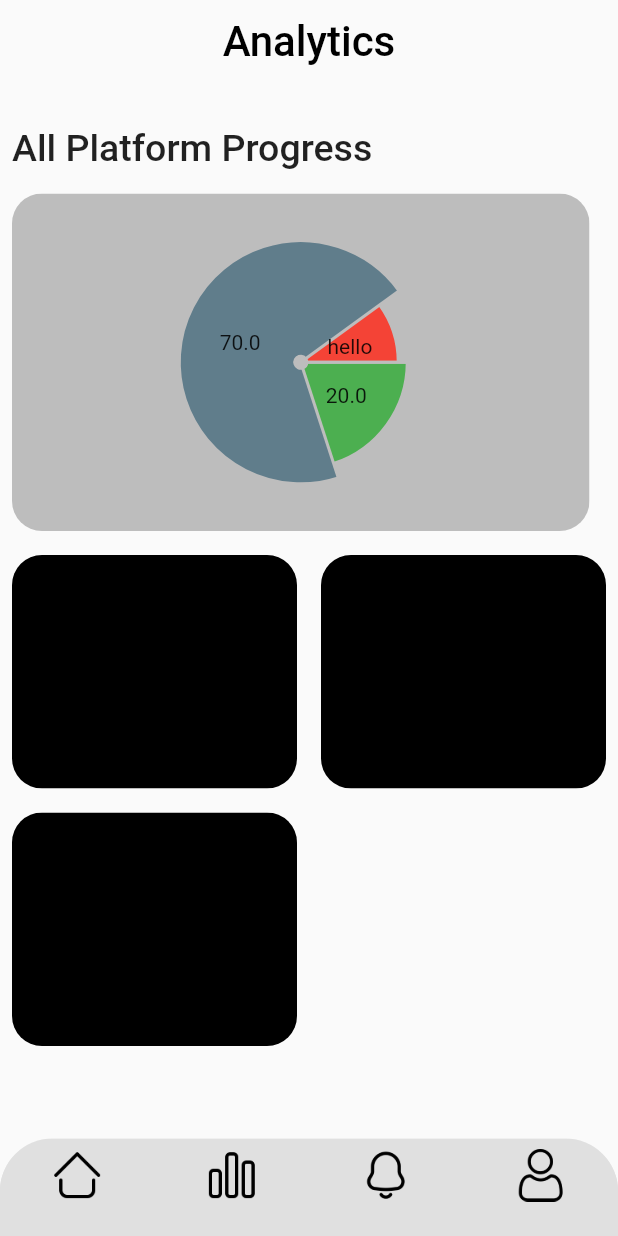
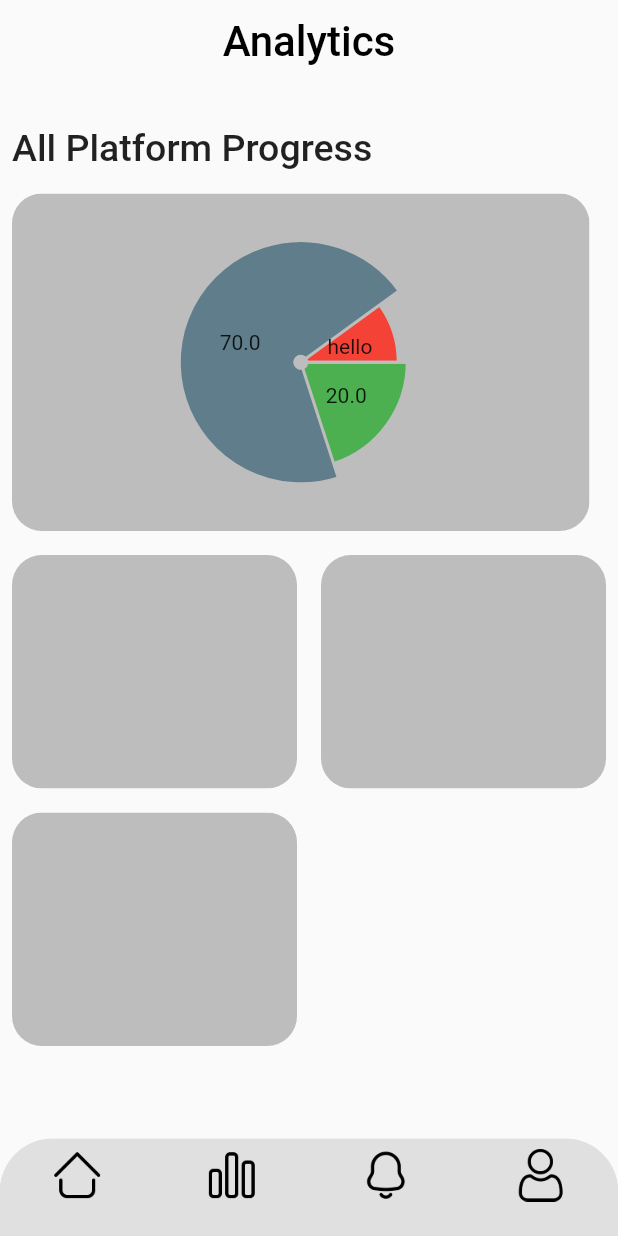
Before and after one commit to Adomakojohn/quizapp, a Flutter app: the screen it shows after launch, item 2 of the bottom bar chosen, on a phone screen of 412 x 824 dp. Run offline on Flutter 3.47's test engine with Material 2 defaults, Android fonts, the phone set to English and light mode, and no system bars; drawn by our look-alikes of fl_chart; our stand-ins replace percent_indicator.

Commit message:
made few changes

```diff
--- a/lib/models/category_model.dart
+++ b/lib/models/category_model.dart
@@ -156,7 +156,7 @@ class _AnalyticsDetsState extends State<AnalyticsDets> {
         child: Container(
           height: 140,
           width: 200,
-          color: Colors.black,
+          color: Colors.grey.shade400,
         ),
       ),
     );
--- a/lib/screens/analytics_screen.dart
+++ b/lib/screens/analytics_screen.dart
@@ -1,8 +1,6 @@
 import 'package:fl_chart/fl_chart.dart';
 import 'package:flutter/material.dart';
-import 'package:percent_indicator/percent_indicator.dart';
 import 'package:quizapp/models/category_model.dart';
-import 'package:quizapp/screens/home_screen.dart';
 
 class AnalyticsPage extends StatefulWidget {
   const AnalyticsPage({super.key});
--- a/lib/screens/home_screen.dart
+++ b/lib/screens/home_screen.dart
@@ -133,7 +133,7 @@ class _HomePageState extends State<HomePage> {
                   child: Row(
                     mainAxisAlignment: MainAxisAlignment.spaceEvenly,
                     children: [
-                      CircularPercentIndicator(
+                      CircularPercentIndicator(animationDuration: 850,
                         radius: 30,
                         percent: 70 / 100,
                         curve: Curves.easeInSine,
```
